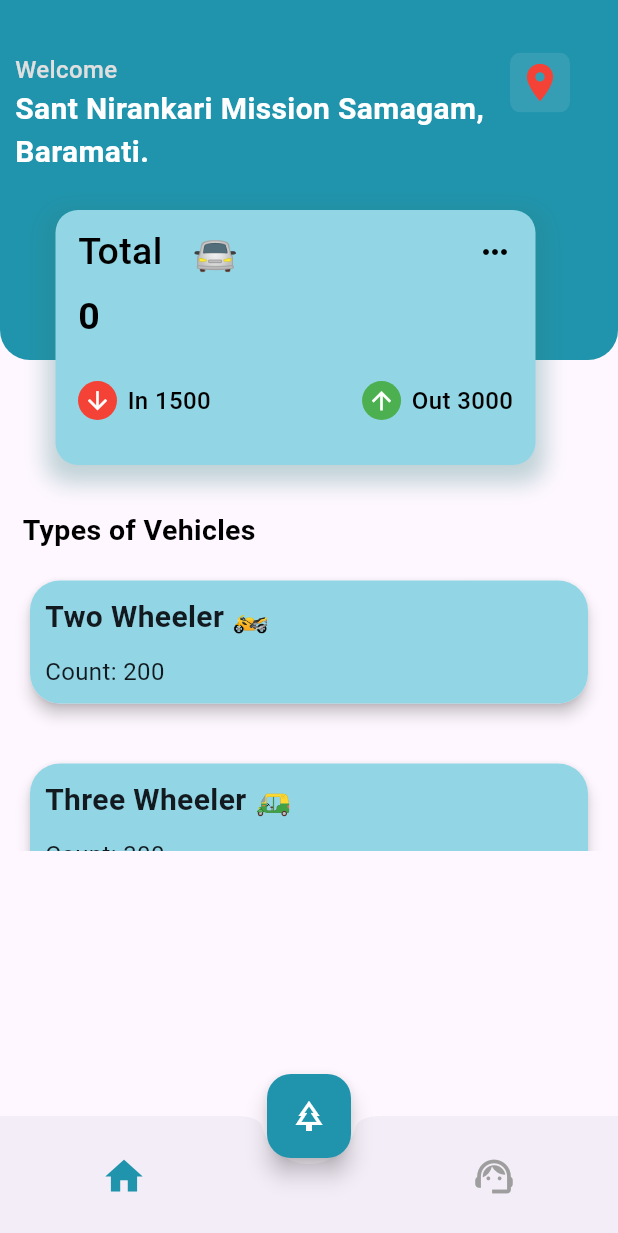
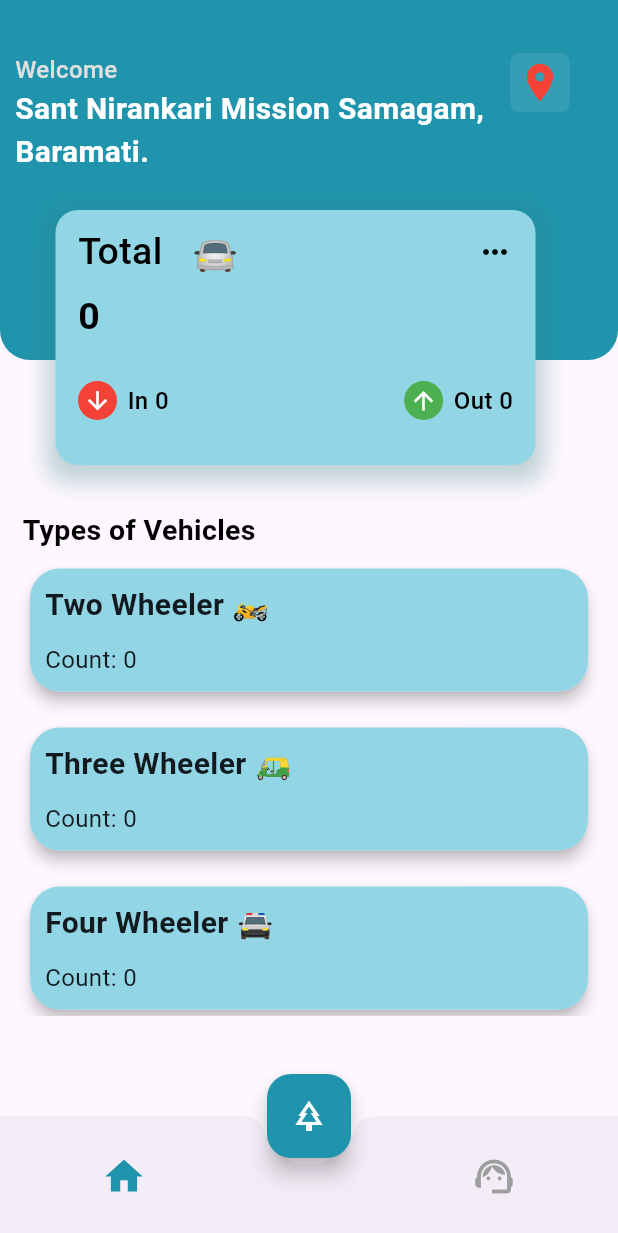
Before and after one commit to siddhanthole74/SNSBB_Parking, a Flutter app: the screen it shows after launch, on a phone screen of 412 x 824 dp. Shown: the top 1233 px of the screen. Run offline on Flutter 3.47's test engine with Material 3 defaults, Android fonts, the phone set to English and light mode, and no system bars; our stand-ins replace cloud_firestore, dotted_border, firebase_auth, firebase_core, firebase_storage, flutter_svg and 4 more; missing offline and left inert: whatsapp_unilink; accounts and stored records are empty; project files that could hold a hidden picture were left out.

Commit message:
solved in/out problem

```diff
--- a/lib/Add/addvehicle.dart
+++ b/lib/Add/addvehicle.dart
@@ -36,7 +36,7 @@
   FocusNode amount_ = FocusNode();
 
   //
-  final List<String> _item = ["Two Wheeler 🏍️", "Rhree Wheeler 🛺", "Four Wheeler 🚔", "Others 🚚"];
+  final List<String> _item = ["Two Wheeler 🏍️", "Three Wheeler 🛺", "Four Wheeler 🚔", "Others 🚚"];
   //
   final List<String> _itemei = [
     'In',
@@ -247,6 +247,7 @@
           vehicleNumner: controllerName.text,
           ownerName: nameController.text,
           type: selctedItem ?? "",
+          status: selctedItemi!,
           //product: selctedItem!,
           //Quantity: controllerQuantity.text,
           imageUrls: imageUrls,
@@ -692,11 +693,27 @@
   }
 
   // query in order to add entry in the database
+  Future<bool> checkIfDocExists(String docId) async {
+    try {
+      // Get reference to Firestore collection
+      var collectionRef = FirebaseFirestore.instance.collection('VehicleInfo');
+
+      var doc = await collectionRef.doc(docId).get();
+      return doc.exists;
+    } catch (e) {
+      throw e;
+    }
+  }
 
   Future createProduct(Products user) async {
+    final json = user.toJson();
     final docUser = FirebaseFirestore.instance.collection('VehicleInfo').doc(user.vehicleNumner);
+    if (await checkIfDocExists(user.vehicleNumner)) {
+      print("0---------------------00430-========--------------------------");
+      await docUser.update({"status": user.status});
+    }
     //user.id=docUser.id;
-    final json = user.toJson();
+
     await docUser.set(json).then(
           (value) => Fluttertoast.showToast(msg: "Notified Succesfully")
               .then((value) => Navigator.push(context, MaterialPageRoute(builder: (context) => Bottom()))),
@@ -713,6 +730,7 @@
   //final String product;
   //final String Quantity;
   final List<String> imageUrls;
+  final String status;
 
   ///
   final String mobileno;
@@ -731,6 +749,7 @@
     required this.vehicleNumner, // for number plate
     required this.ownerName,
     required this.type,
+    required this.status,
     //required this.product,
     //required this.Quantity,
     required this.mobileno,
@@ -749,6 +768,7 @@
         'vehicle_no': vehicleNumner,
         'name': ownerName,
         'type': type,
+        'status': status,
         //'Product': product,
         //'Quantity in KG': Quantity,
         'images': imageUrls,
--- a/lib/HomeScreen/homescreen.dart
+++ b/lib/HomeScreen/homescreen.dart
@@ -23,6 +23,8 @@
   int threeWheeler = 0;
   int fourWheeler = 0;
   int others = 0;
+  int inVehicles = 0;
+  int outVehicles = 0;
   Future<void> getData() async {
     // Get docs from collection reference
     QuerySnapshot querySnapshot = await _collectionRef.get();
@@ -47,6 +49,12 @@
         } else if (mp['type'] == "Others 🚚") {
           others++;
         }
+
+        if (mp["status"] == "Out") {
+          outVehicles++;
+        } else {
+          inVehicles++;
+        }
       }
       // data = allData as List<Map<String, dynamic>>;
       totalVehicles = allData.length;
@@ -69,11 +77,11 @@
             child: CustomScrollView(
       slivers: [
         SliverToBoxAdapter(
-          child: SizedBox(height: 340, child: _head(totalVehicles)),
+          child: SizedBox(height: 340, child: _head(totalVehicles, inVehicles, outVehicles)),
         ),
-        SliverToBoxAdapter(
+        const SliverToBoxAdapter(
           child: Padding(
-            padding: const EdgeInsets.symmetric(horizontal: 15),
+            padding: EdgeInsets.symmetric(horizontal: 15),
             child: Row(
               mainAxisAlignment: MainAxisAlignment.spaceBetween,
               children: [
@@ -101,7 +109,7 @@
 
         SliverToBoxAdapter(
           child: SizedBox(
-            height: 200, // Adjust the height based on your needs
+            height: 310, // Adjust the height based on your needs
             child: ListView.builder(
               scrollDirection: Axis.vertical,
               itemCount: 4, // Number of cards you want
@@ -111,7 +119,7 @@
                 int count = demoCounts[index];
 
                 return Padding(
-                  padding: const EdgeInsets.all(10.0),
+                  padding: const EdgeInsets.symmetric(horizontal: 10.0, vertical: 2),
                   child: Card(
                     elevation: 4,
                     margin: EdgeInsets.all(10),
@@ -130,16 +138,41 @@
                         children: [
                           Text(
                             vehicleType,
-                            style: TextStyle(
+                            style: const TextStyle(
                               fontSize: 20,
                               fontWeight: FontWeight.bold,
                               color: Color(0xFF12191F),
                             ),
                           ),
-                          SizedBox(height: 10),
-                          Text(
-                            'Count: $count',
-                            style: TextStyle(
+                          const SizedBox(height: 10),
+                          if (index == 0)
+                            Text(
+                              'Count: $twoWheeler',
+                              style: const TextStyle(
+                                fontSize: 16,
+                                color: Color(0xFF12191F),
+                              ),
+                            ),
+                          if (index == 1)
+                            Text(
+                              'Count: $threeWheeler',
+                              style: const TextStyle(
+                                fontSize: 16,
+                                color: Color(0xFF12191F),
+                              ),
+                            ),
+                          if (index == 2)
+                            Text(
+                              'Count: $fourWheeler',
+                              style: const TextStyle(
+                                fontSize: 16,
+                                color: Color(0xFF12191F),
+                              ),
+                            ),
+                          if (index == 3)
+                            Text(
+                              'Count: $others',
+                              style: const TextStyle(
                               fontSize: 16,
                               color: Color(0xFF12191F),
                             ),
@@ -158,7 +191,7 @@
   }
 }
 
-Widget _head(int total) {
+Widget _head(int total, int inVehicles, int outVehicles) {
   return Stack(
     children: [
       Column(
@@ -166,7 +199,7 @@
           Container(
             width: double.infinity,
             height: 240,
-            decoration: BoxDecoration(
+            decoration:const BoxDecoration(
               color: Color(0xFF2094AC),
               borderRadius: BorderRadius.only(
                 bottomLeft: Radius.circular(20),
@@ -195,8 +228,8 @@
                         child: Container(
                           height: 40,
                           width: 40,
-                          color: Color.fromRGBO(250, 250, 250, 0.1),
-                          child: Icon(
+                          color:const  Color.fromRGBO(250, 250, 250, 0.1),
+                          child: const Icon(
                             Icons.location_on,
                             size: 30,
                             color: Colors.red,
@@ -207,7 +240,7 @@
                   ),
                 ),
                 const Padding(
-                  padding: const EdgeInsets.only(top: 35, left: 10),
+                  padding:  EdgeInsets.only(top: 35, left: 10),
                   child: Column(
                     crossAxisAlignment: CrossAxisAlignment.start,
                     children: [
@@ -315,7 +348,7 @@
                         ),
                         SizedBox(width: 7),
                         Text(
-                          'In 1500',
+                          'In $inVehicles',
                           style: TextStyle(
                             fontWeight: FontWeight.w500,
                             fontSize: 16,
@@ -337,7 +370,7 @@
                         ),
                         SizedBox(width: 7),
                         Text(
-                          'Out 3000',
+                          'Out $outVehicles',
                           style: TextStyle(
                             fontWeight: FontWeight.w500,
                             fontSize: 16,
```
